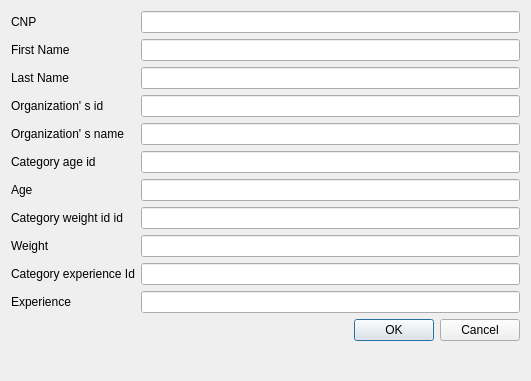
Old version of the form addparticipantdialog.ui in the repository mihutlorenzo/CampionatSportiv.
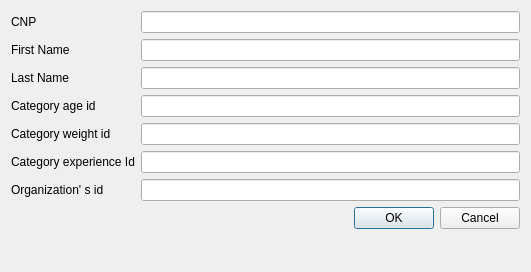
New version of the form.

Diff of the .ui file:
```diff
--- a/addparticipantdialog.ui
+++ b/addparticipantdialog.ui
@@ -7,7 +7,7 @@
     <x>0</x>
     <y>0</y>
     <width>531</width>
-    <height>381</height>
+    <height>272</height>
    </rect>
   </property>
   <property name="windowTitle">
@@ -45,86 +45,46 @@
     <widget class="QLineEdit" name="lastName"/>
    </item>
    <item row="3" column="0">
-    <widget class="QLabel" name="label_4">
-     <property name="text">
-      <string>Organization' s id</string>
-     </property>
-    </widget>
-   </item>
-   <item row="3" column="1">
-    <widget class="QLineEdit" name="organizationId"/>
-   </item>
-   <item row="4" column="0">
-    <widget class="QLabel" name="label_8">
-     <property name="text">
-      <string>Organization' s name</string>
-     </property>
-    </widget>
-   </item>
-   <item row="4" column="1">
-    <widget class="QLineEdit" name="organizationName"/>
-   </item>
-   <item row="5" column="0">
     <widget class="QLabel" name="label_9">
      <property name="text">
       <string>Category age id</string>
      </property>
     </widget>
    </item>
-   <item row="5" column="1">
+   <item row="3" column="1">
     <widget class="QLineEdit" name="categoryAgeId"/>
    </item>
-   <item row="6" column="0">
-    <widget class="QLabel" name="label_5">
-     <property name="text">
-      <string>Age</string>
-     </property>
-    </widget>
-   </item>
-   <item row="6" column="1">
-    <widget class="QLineEdit" name="age"/>
-   </item>
-   <item row="7" column="0">
+   <item row="4" column="0">
     <widget class="QLabel" name="label_10">
      <property name="text">
-      <string>Category weight id id</string>
+      <string>Category weight id </string>
      </property>
     </widget>
    </item>
-   <item row="7" column="1">
+   <item row="4" column="1">
     <widget class="QLineEdit" name="categoryWeightId"/>
    </item>
-   <item row="8" column="0">
-    <widget class="QLabel" name="label_6">
-     <property name="text">
-      <string>Weight</string>
-     </property>
-    </widget>
-   </item>
-   <item row="8" column="1">
-    <widget class="QLineEdit" name="weight"/>
-   </item>
-   <item row="9" column="0">
+   <item row="5" column="0">
     <widget class="QLabel" name="label_11">
      <property name="text">
       <string>Category experience Id</string>
      </property>
     </widget>
    </item>
-   <item row="9" column="1">
+   <item row="5" column="1">
     <widget class="QLineEdit" name="categoryExperienceId"/>
    </item>
-   <item row="10" column="0">
-    <widget class="QLabel" name="label_7">
+   <item row="6" column="0">
+    <widget class="QLabel" name="label_4">
      <property name="text">
-      <string>Experience</string>
+      <string>Organization' s id</string>
      </property>
     </widget>
    </item>
-   <item row="10" column="1">
-    <widget class="QLineEdit" name="experience"/>
+   <item row="6" column="1">
+    <widget class="QLineEdit" name="organizationId"/>
    </item>
-   <item row="11" column="1">
+   <item row="7" column="1">
     <widget class="QDialogButtonBox" name="buttonBox">
      <property name="orientation">
       <enum>Qt::Horizontal</enum>
```
